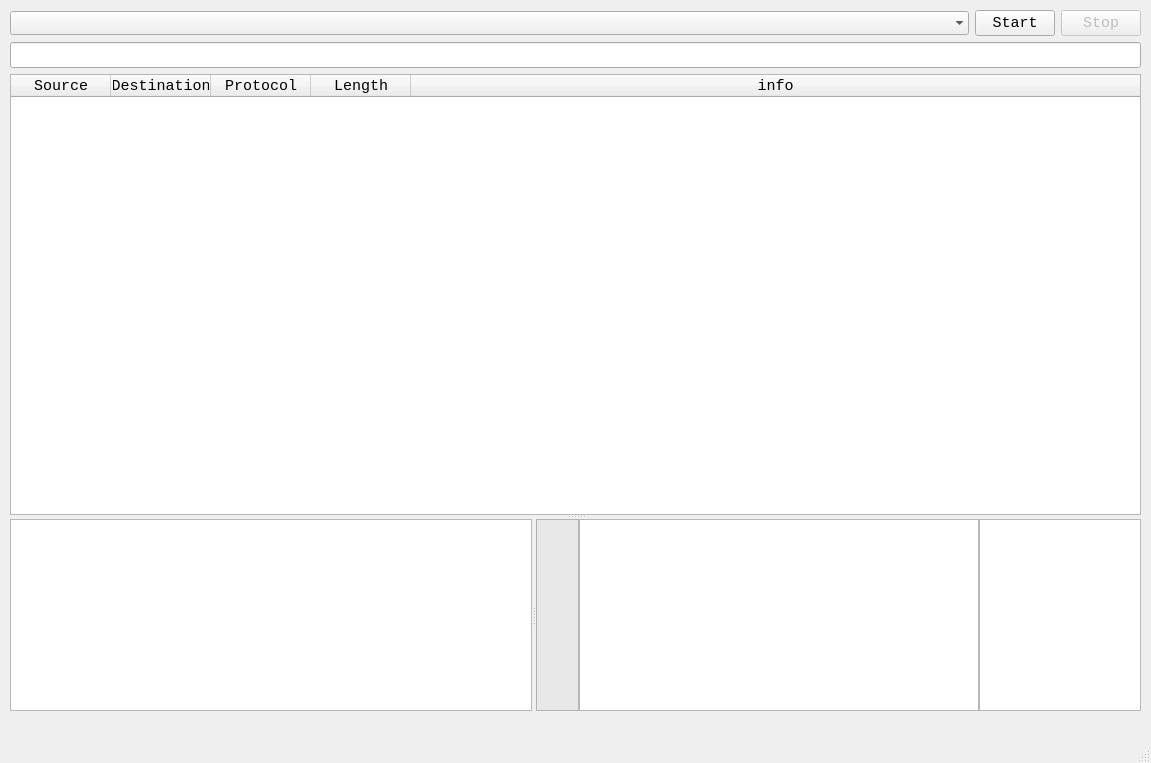
Old version of the form ui/ui.ui in the repository genIoco/Sniffer.
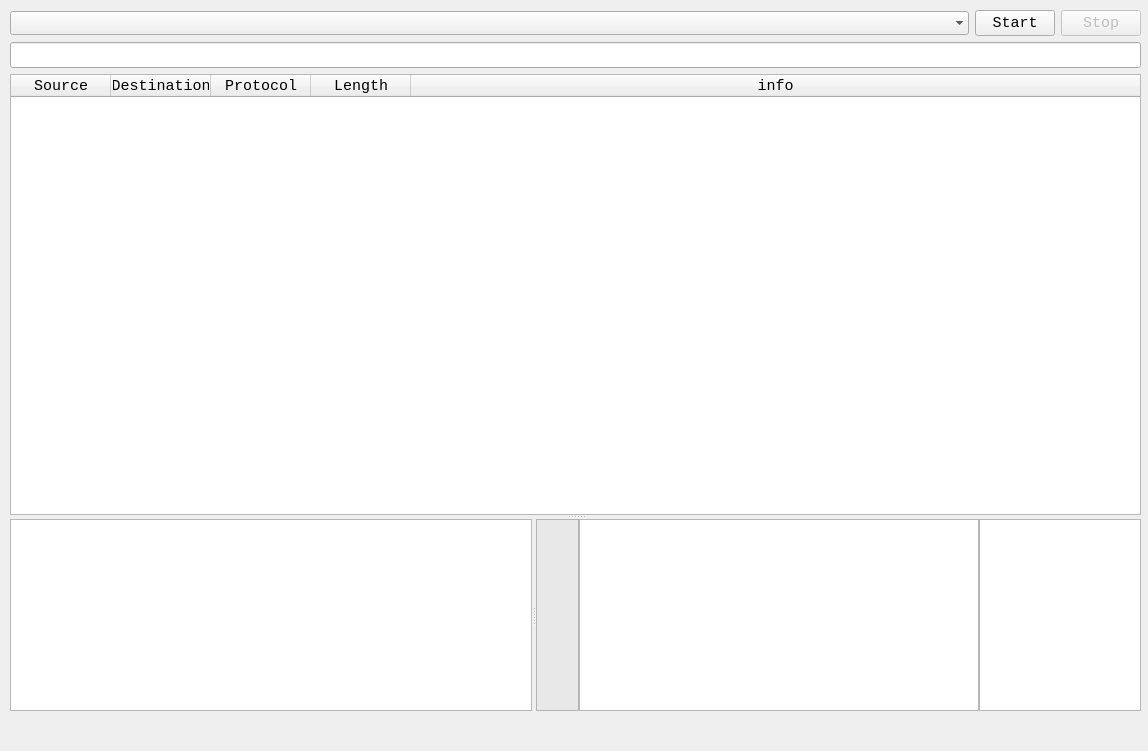
New version of the form.

Commit message: 优化界面

```diff
--- a/ui/ui.ui
+++ b/ui/ui.ui
@@ -6,8 +6,8 @@
    <rect>
     <x>0</x>
     <y>0</y>
-    <width>1151</width>
-    <height>763</height>
+    <width>1148</width>
+    <height>751</height>
    </rect>
   </property>
   <property name="font">
@@ -338,7 +338,6 @@
     </rect>
    </property>
   </widget>
-  <widget class="QStatusBar" name="statusbar"/>
  </widget>
  <resources/>
  <connections>
```
Left out of the diff: 4 changed lines with no effect on the pictures. The commit also changes 1 other file.
